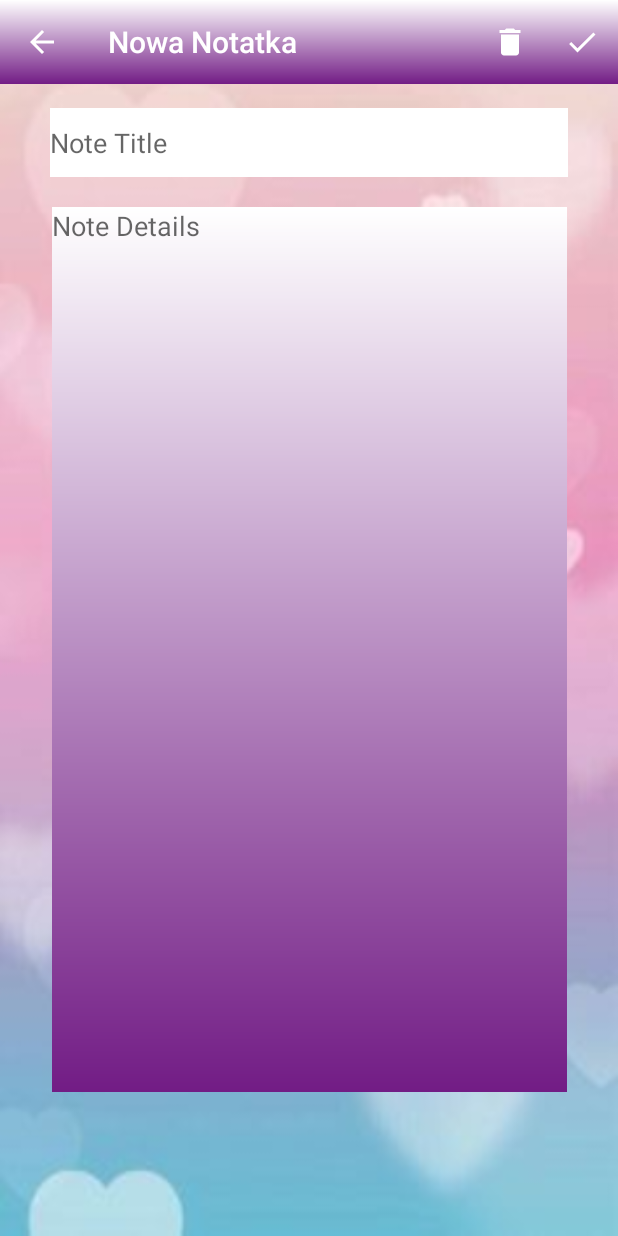
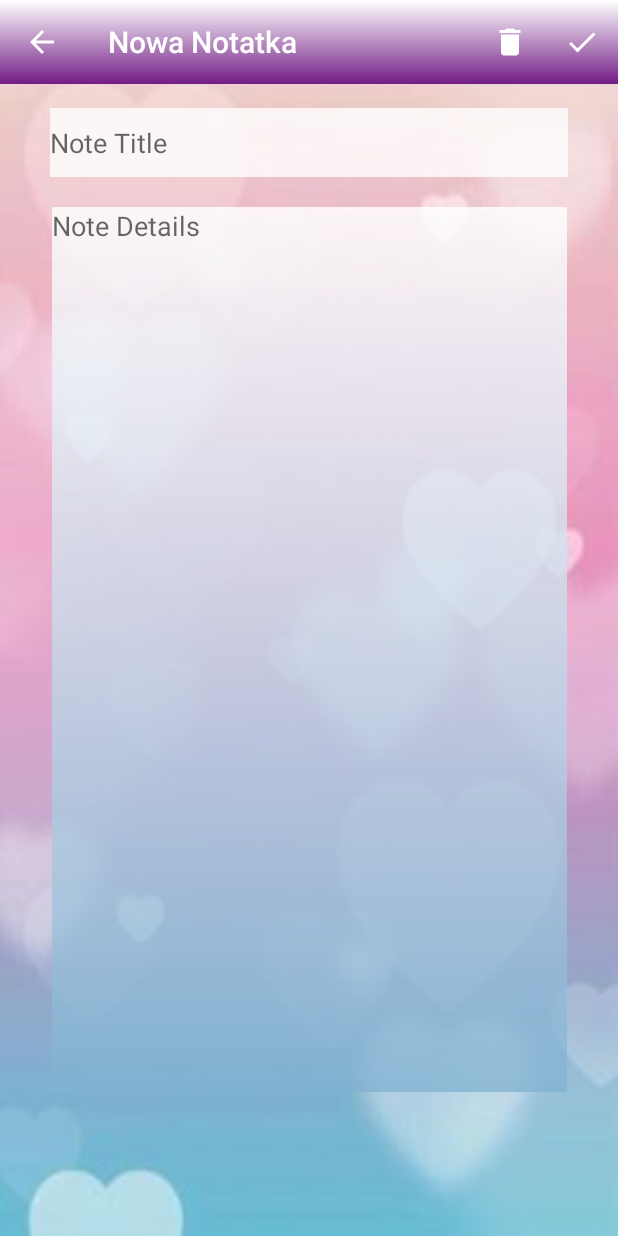
Before and after one commit to KTZgraph/BDSM, an Android app: the AddNote screen opened directly, with no data from a screen before it, on a phone screen of 412 x 824 dp. Run offline under Robolectric (Android 15) with nearby library versions, the phone set to English and light mode, and no system bars.

Commit message:
[activity_add_note] changes style, db get columns by name

```diff
--- a/app/src/main/AndroidManifest.xml
+++ b/app/src/main/AndroidManifest.xml
@@ -24,7 +24,11 @@
                 android:value=".LoginActivity" />
         </activity>
 
-        <activity android:name=".AddNote"></activity>
+        <activity android:name=".AddNote">
+            <meta-data
+                android:name="android.support.PARENT_ACTIVITY"
+                android:value=".NoteActivity" />
+        </activity>
     </application>
 
 </manifest>
--- a/app/src/main/java/com/example/loginscreen/NoteActivity.java
+++ b/app/src/main/java/com/example/loginscreen/NoteActivity.java
@@ -33,6 +33,7 @@ public class NoteActivity extends AppCompatActivity {
         toolbar.setTitleTextColor(getResources().getColor(R.color.white));
         setSupportActionBar(toolbar);
         getSupportActionBar().setTitle("Wszystkie Notatki");
+        getSupportActionBar().setDisplayHomeAsUpEnabled(true);
 
         NoteDatabase db = new NoteDatabase(this);
         allNotes = db.getAllNotes();
--- /dev/null
+++ b/app/src/main/res/drawable/gradient_note_details.xml
@@ -0,0 +1,14 @@
+<?xml version="1.0" encoding="utf-8"?>
+<shape
+    xmlns:android="http://schemas.android.com/apk/res/android"
+    android:shape="rectangle">
+    <gradient
+        android:endColor="#D4FFFFFF"
+        android:startColor="#BF80B1D1"
+        android:angle="90"/>
+    <corners
+        android:bottomRightRadius="1dp"
+        android:bottomLeftRadius="1dp"
+        android:topLeftRadius="1dp"
+        android:topRightRadius="1dp"/>
+</shape>
--- a/app/src/main/res/layout/activity_add_note.xml
+++ b/app/src/main/res/layout/activity_add_note.xml
@@ -28,7 +28,7 @@
         android:layout_marginRight="16dp"
         android:ems="10"
         android:hint="Note Title"
-        android:background="#ffffff"
+        android:background="#CCFFFFFF"
         android:inputType="textPersonName"
         app:layout_constraintEnd_toEndOf="parent"
         app:layout_constraintStart_toStartOf="parent"
@@ -44,7 +44,7 @@
         android:layout_marginEnd="16dp"
         android:layout_marginRight="16dp"
         android:layout_marginBottom="8dp"
-        android:background="@drawable/gradient"
+        android:background="@drawable/gradient_note_details"
         android:ems="10"
         android:gravity="start|top"
         android:hint="Note Details"
--- a/app/src/main/res/layout/custom_list_view.xml
+++ b/app/src/main/res/layout/custom_list_view.xml
@@ -10,7 +10,6 @@
     <androidx.cardview.widget.CardView
         android:layout_width="match_parent"
         android:layout_height="wrap_content"
-        android:layout_marginBottom="623dp"
         app:layout_constraintBottom_toBottomOf="parent"
         app:layout_constraintEnd_toEndOf="parent"
         app:layout_constraintStart_toStartOf="parent"
@@ -18,8 +17,7 @@
 
         <androidx.constraintlayout.widget.ConstraintLayout
             android:layout_width="match_parent"
-            android:layout_height="match_parent"
-            android:padding="5dp">
+            android:layout_height="wrap_content">
 
             <!-- dla contentu -->
 
```
Also changed, not shown: app/src/main/java/com/example/loginscreen/NoteDatabase.java (+13 -7 lines).
